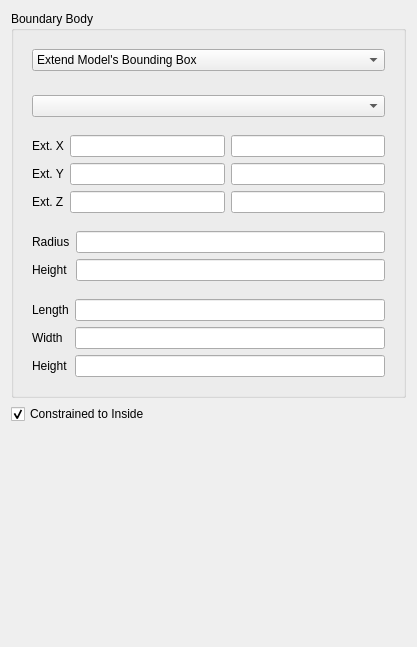
This is src/Mod/CAM/Gui/Resources/panels/DressupPathBoundary.ui in southseact-3d/fcd as Qt 5 draws it before an edit. The edited form follows.
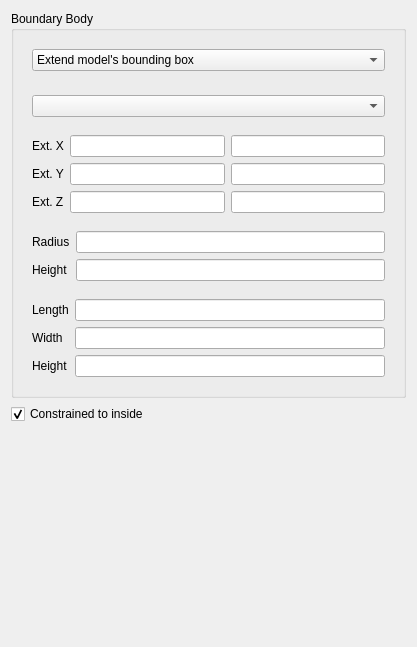
This is the edited form. Custom widgets are drawn as their Qt base class.

Diff of the .ui file:
```diff
--- a/src/Mod/CAM/Gui/Resources/panels/DressupPathBoundary.ui
+++ b/src/Mod/CAM/Gui/Resources/panels/DressupPathBoundary.ui
@@ -52,7 +52,7 @@
            </item>
            <item>
             <property name="text">
-             <string>Extend Model's Bounding Box</string>
+             <string>Extend model's bounding box</string>
             </property>
            </item>
            <item>
@@ -257,7 +257,7 @@
       <string>If checked, the path is constrained by the solid. Otherwise the volume of the solid describes a 'keep out' zone</string>
      </property>
      <property name="text">
-      <string>Constrained to Inside</string>
+      <string>Constrained to inside</string>
      </property>
      <property name="checked">
       <bool>true</bool>
```
Left out of the diff: 18 changed lines with no effect on the pictures.
